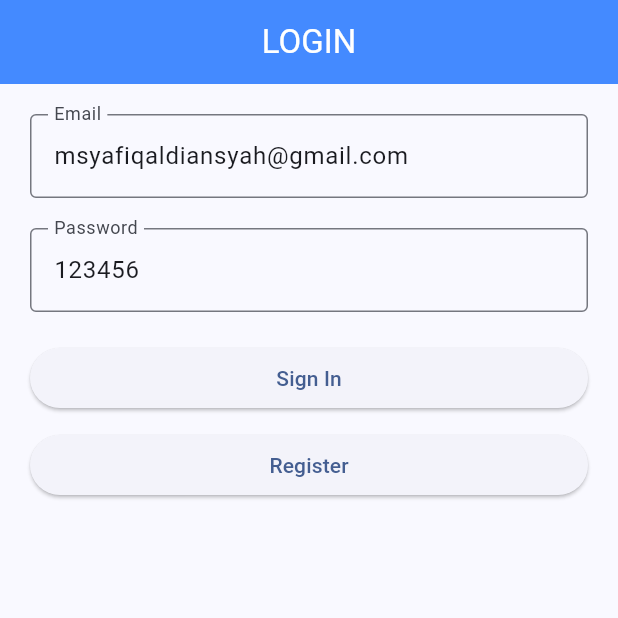
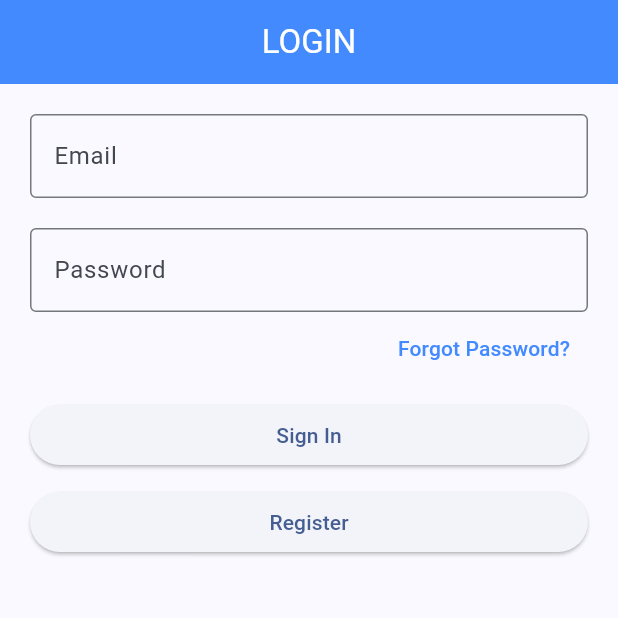
Before and after one commit to Sythaz/Firebase_UdemyIntermediate, a Flutter app: the screen it shows after launch, on a phone screen of 412 x 824 dp, the top half of it. Run offline on Flutter 3.47's test engine with Material 3 defaults, Android fonts, the phone set to English and light mode, and no system bars; our stand-ins replace firebase_auth, firebase_core, get; accounts and stored records are empty.

Commit message:
Send Email to Reset Password [Forgot Password View & Controller]

```diff
--- a/lib/home_controller.dart
+++ b/lib/home_controller.dart
@@ -10,7 +10,7 @@ class HomeController extends GetxController {
       Get.offAllNamed(Routes.LOGIN);
       Get.snackbar('Berhasil Logout', 'Anda telah berhasil logout');
     } catch (e) {
-      print('CATCH ERORR: ${e}');
+      print('CATCH ERORR: $e');
       Get.snackbar('Error sign-out', 'Terjadi error saat melakukan sign-out');
     }
   }
--- a/lib/login_controller.dart
+++ b/lib/login_controller.dart
@@ -6,9 +6,8 @@ import 'package:get/get.dart';
 class LoginController extends GetxController {
   RxBool isLoading = false.obs;
   RxBool isHidden = false.obs;
-  TextEditingController emailC =
-      TextEditingController(text: "msyafiqaldiansyah@gmail.com");
-  TextEditingController passC = TextEditingController(text: "123456");
+  TextEditingController emailC = TextEditingController();
+  TextEditingController passC = TextEditingController();
 
   void login() async {
     // Menggunakan kode dari dokumentasi FlutterFire, serta jangan lupa mematikan email enumeration di Setting Authentication
--- a/lib/login_view.dart
+++ b/lib/login_view.dart
@@ -33,7 +33,19 @@ class LoginView extends GetView<LoginController> {
               border: OutlineInputBorder(),
             ),
           ),
-          SizedBox(height: 20),
+          Row(
+            mainAxisAlignment: MainAxisAlignment.end,
+            children: [
+              TextButton(
+                onPressed: () => Get.toNamed(Routes.FORGOTPASSWORD),
+                child: Text(
+                  'Forgot Password?',
+                  style: TextStyle(color: Colors.blueAccent),
+                ),
+              ),
+            ],
+          ),
+          SizedBox(height: 10),
           Obx(
             () {
               return ElevatedButton(
@@ -48,7 +60,7 @@ class LoginView extends GetView<LoginController> {
           ),
           SizedBox(height: 10),
           ElevatedButton(
-            onPressed: () => Get.offAllNamed(Routes.REGISTER),
+            onPressed: () => Get.toNamed(Routes.REGISTER),
             child: Text('Register'),
           ),
         ],
--- a/lib/route/routes.dart
+++ b/lib/route/routes.dart
@@ -1,5 +1,6 @@
 // ignore_for_file: constant_identifier_names
 
+import 'package:firebase_udemyintermediate/forgot_password_view.dart';
 import 'package:firebase_udemyintermediate/home_view.dart';
 import 'package:firebase_udemyintermediate/login_view.dart';
 import 'package:firebase_udemyintermediate/register_view.dart';
@@ -12,18 +13,15 @@ class Routes {
   static const LOGIN = '/loginPage';
   static const SPLASH = '/splashScreen';
   static const REGISTER = '/registerPage';
-  static const PROFILE = '/profilePage';
-  static const ADD_NOTE = '/addNotePage';
-  static const EDIT_NOTE = '/editNotePage';
+  static const FORGOTPASSWORD = '/forgotPasswordPage';
 
   // Gunakan konstanta yang benar dalam GetPage
   static final route = [
     GetPage(name: HOME, page: () => HomeView()), // Gunakan konstanta HOME
     GetPage(name: LOGIN, page: () => LoginView()), // Gunakan konstanta LOGIN
     GetPage(name: SPLASH, page: () => SplashScreen()),
-    GetPage(
-        name: REGISTER,
-        page: () => RegisterView()), // Gunakan konstanta REGISTER
+    GetPage(name: REGISTER, page: () => RegisterView()),
+    GetPage(name: FORGOTPASSWORD, page: () => ForgotPasswordView()),
     // GetPage(name: PROFILE, page: () => ProfileView()),
     // GetPage(name: ADD_NOTE, page: () => AddNoteView()),
     // GetPage(name: EDIT_NOTE, page: () => EditNoteView())
```
Also changed, not shown: lib/forgot_password_controller.dart (added, +34 -0 lines), lib/forgot_password_view.dart (added, +40 -0 lines).
